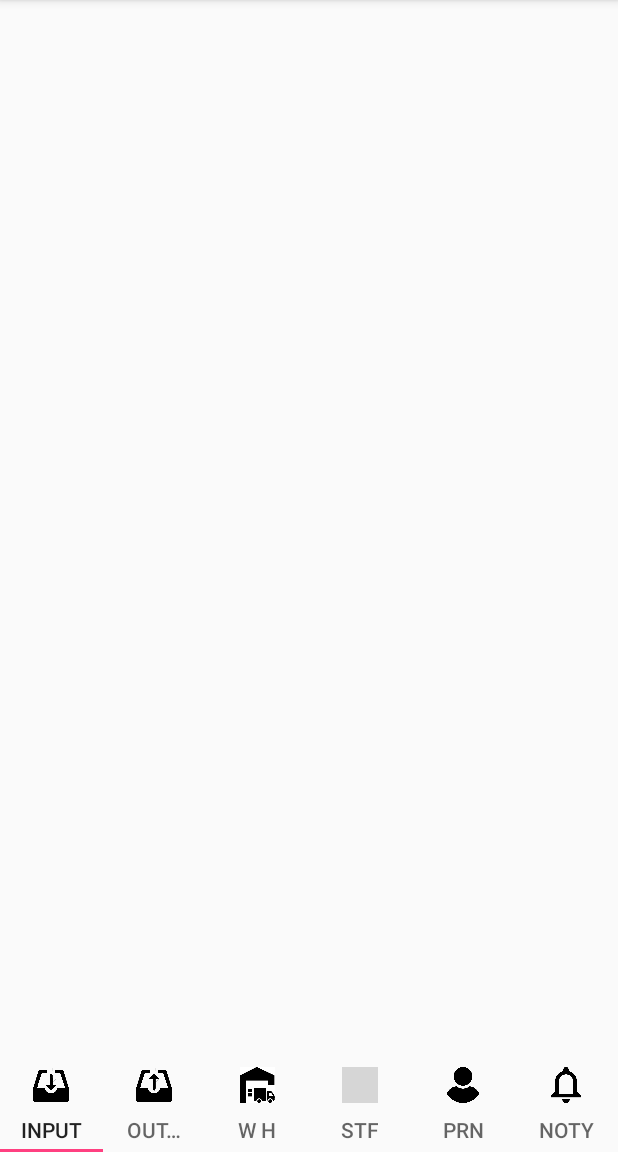
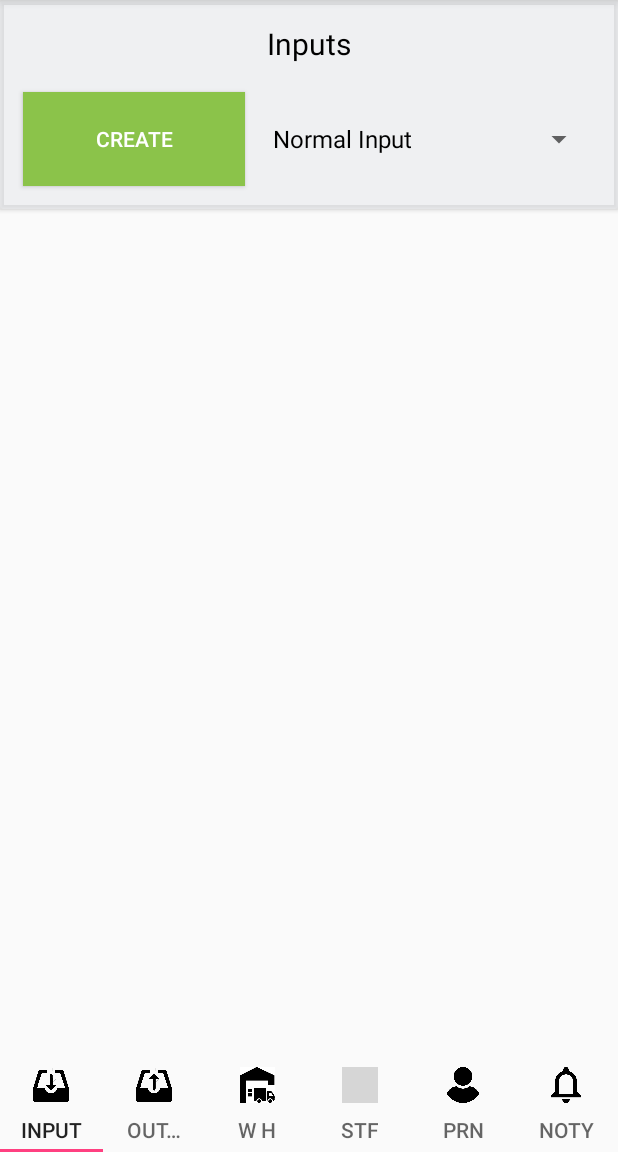
Before and after one commit to PeymanRazi/Climax, an Android app: the Input screen opened directly, with no data from a screen before it, on a phone screen of 412 x 824 dp, the part 84-1236 px from its top. Run offline under Robolectric (Android 15) with nearby library versions, the phone set to English and light mode, and no system bars; grey boxes are pictures that could not be loaded.

Commit message:
1. create input fragment layout 2. update notification fragment layout

```diff
--- a/app/src/main/java/puresoft/org/climax/LoginActivity.java
+++ b/app/src/main/java/puresoft/org/climax/LoginActivity.java
@@ -23,6 +23,7 @@ import puresoft.org.climax.Interfaces.GeneralCallback;
 import puresoft.org.climax.ServerConnection.JsonReceiver;
 import puresoft.org.climax.SharedPreferences.SharedPreference_Auth;
 import puresoft.org.climax.SharedPreferences.SharedPreference_Login;
+import puresoft.org.climax.SharedPreferences.SharedPreferences_Splash;
 
 
 public class LoginActivity extends AppCompatActivity implements GeneralCallback {
@@ -40,6 +41,8 @@ public class LoginActivity extends AppCompatActivity implements GeneralCallback
         getSupportActionBar().setHomeAsUpIndicator(R.drawable.climaxlogo);
         getSupportActionBar().setDisplayHomeAsUpEnabled(true);
 
+        //shared preference of splash
+        Splash();
 
         Login();
         RememberDataLogin();
@@ -143,4 +146,14 @@ public class LoginActivity extends AppCompatActivity implements GeneralCallback
 
     }
 
+
+    //shared preference of splash
+    private void Splash() {
+        SharedPreferences_Splash prefManager = new SharedPreferences_Splash(getApplicationContext());
+        if (prefManager.isFirstTimeLaunch()) {
+            prefManager.setFirstTimeLaunch(false);
+            startActivity(new Intent(LoginActivity.this, Splash_Welcome.class));
+            finish();
+        }
+    }
 }
--- a/app/src/main/java/puresoft/org/climax/MainActivity.java
+++ b/app/src/main/java/puresoft/org/climax/MainActivity.java
@@ -28,10 +28,6 @@ public class MainActivity extends AppCompatActivity implements GeneralCallback {
         getSupportActionBar().setTitle("");
 
 
-        //shared preference of splash
-        Splash();
-
-
         //viewpager set up
         ViewPagerOperation();
 
@@ -51,15 +47,6 @@ public class MainActivity extends AppCompatActivity implements GeneralCallback {
     }
 
 
-    //shared preference of splash
-    private void Splash() {
-        SharedPreferences_Splash prefManager = new SharedPreferences_Splash(getApplicationContext());
-        if (prefManager.isFirstTimeLaunch()) {
-            prefManager.setFirstTimeLaunch(false);
-            startActivity(new Intent(MainActivity.this, Splash_Welcome.class));
-            finish();
-        }
-    }
 
     //viewpager set up
     private void ViewPagerOperation() {
--- a/app/src/main/java/puresoft/org/climax/ViewPagerClasses/Input.java
+++ b/app/src/main/java/puresoft/org/climax/ViewPagerClasses/Input.java
@@ -4,18 +4,22 @@ import android.os.Bundle;
 import android.view.LayoutInflater;
 import android.view.View;
 import android.view.ViewGroup;
-import android.widget.Button;
-
+import android.widget.AdapterView;
+import android.widget.ArrayAdapter;
+import android.widget.Spinner;
 import androidx.annotation.NonNull;
 import androidx.annotation.Nullable;
 import androidx.fragment.app.Fragment;
-
 import puresoft.org.climax.R;
 
-public class Input extends Fragment {
+
+public class Input extends Fragment implements AdapterView.OnItemSelectedListener {
 
 
     View view;
+    Spinner spinner;
+    String[] spinnerArray={"Normal Input","reversal Input","Fiducial Input","Input Type"};
+    ArrayAdapter<String> spinnerAdapter;
 
     @Nullable
     @Override
@@ -23,9 +27,33 @@ public class Input extends Fragment {
 
         view=inflater.inflate(R.layout.fragment_input,container,false);
 
-
+       //spinner setting operations
+        SpinnerOperation();
 
 
         return view;
     }
+
+
+
+    @Override
+    public void onItemSelected(AdapterView<?> parent, View view, int position, long id) {
+
+    }
+
+    @Override
+    public void onNothingSelected(AdapterView<?> parent) {
+
+    }
+
+
+    //spinner setting operations
+    private void SpinnerOperation(){
+        spinner=(Spinner)view.findViewById(R.id.spinner_menu);
+        spinnerAdapter=new ArrayAdapter<String>(getActivity(),R.layout.support_simple_spinner_dropdown_item,spinnerArray);
+        spinner.setAdapter(spinnerAdapter);
+        spinner.setOnItemSelectedListener(this);
+    }
+
+
 }
--- a/app/src/main/res/layout/fragment_input.xml
+++ b/app/src/main/res/layout/fragment_input.xml
@@ -1,7 +1,74 @@
 <?xml version="1.0" encoding="utf-8"?>
-<LinearLayout
-    xmlns:android="http://schemas.android.com/apk/res/android"
+<LinearLayout xmlns:android="http://schemas.android.com/apk/res/android"
     xmlns:app="http://schemas.android.com/apk/res-auto"
-    xmlns:tools="http://schemas.android.com/tools"
     android:layout_width="match_parent"
-    android:layout_height="match_parent"/>
+    android:layout_height="match_parent"
+    android:orientation="vertical">
+
+
+    <androidx.cardview.widget.CardView
+        android:layout_width="match_parent"
+        android:layout_height="0dp"
+        android:layout_marginBottom="10dp"
+        android:layout_weight="0.2"
+        app:cardBackgroundColor="#9EE8EBED"
+        app:cardPreventCornerOverlap="true">
+
+
+        <LinearLayout
+            android:layout_width="match_parent"
+            android:layout_height="match_parent"
+            android:orientation="vertical">
+
+            <TextView
+                android:id="@+id/txt_input"
+                android:layout_width="match_parent"
+                android:layout_height="0dp"
+                android:layout_marginTop="15dp"
+                android:layout_weight="0.3"
+                android:gravity="center_horizontal"
+                android:text="Inputs"
+                android:textAlignment="center"
+                android:textColor="@android:color/black"
+                android:textSize="20dp" />
+
+            <LinearLayout
+                android:layout_width="match_parent"
+                android:layout_height="0dp"
+                android:layout_margin="10dp"
+                android:layout_weight="0.7"
+                android:orientation="horizontal">
+
+                <Button
+                    android:id="@+id/creat_input"
+                    android:layout_width="0dp"
+                    android:layout_height="match_parent"
+                    android:layout_margin="5dp"
+                    android:layout_weight="0.4"
+                    android:background="#8BC34A"
+                    android:text="Create"
+                    android:textColor="@android:color/white" />
+
+                <Spinner
+                    android:id="@+id/spinner_menu"
+                    android:layout_width="0dp"
+                    android:layout_height="match_parent"
+                    android:layout_margin="5dp"
+                    android:layout_weight="0.6"
+                    android:textAlignment="textStart"
+                    android:gravity="start"/>
+
+            </LinearLayout>
+        </LinearLayout>
+
+
+    </androidx.cardview.widget.CardView>
+
+    <androidx.recyclerview.widget.RecyclerView
+        android:id="@+id/recycleNotification"
+        android:layout_width="match_parent"
+        android:layout_height="0dp"
+        android:layout_weight="0.8" />
+
+
+</LinearLayout>
--- a/app/src/main/res/layout/fragment_notification.xml
+++ b/app/src/main/res/layout/fragment_notification.xml
@@ -11,7 +11,6 @@
     <androidx.cardview.widget.CardView
         android:layout_width="match_parent"
         android:layout_height="0dp"
-        android:layout_marginBottom="10dp"
         android:layout_weight="0.2"
         app:cardBackgroundColor="#9EE8EBED"
         app:cardPreventCornerOverlap="true">
@@ -23,10 +22,10 @@
             android:orientation="vertical">
 
             <TextView
-                android:id="@+id/txt_notification_"
+                android:id="@+id/txt_input"
                 android:layout_width="match_parent"
                 android:layout_height="0dp"
-                android:layout_marginTop="25dp"
+                android:layout_marginTop="15dp"
                 android:layout_weight="0.3"
                 android:gravity="center_horizontal"
                 android:text="Notifications"
@@ -42,10 +41,10 @@
                 android:orientation="horizontal">
 
                 <Button
-                    android:id="@+id/read_notificationAll"
+                    android:id="@+id/creat_input"
                     android:layout_width="0dp"
                     android:layout_height="match_parent"
-                    android:layout_margin="10dp"
+                    android:layout_margin="5dp"
                     android:layout_weight="0.5"
                     android:background="@android:color/holo_blue_dark"
                     android:text="Mark All as read"
@@ -55,7 +54,7 @@
                     android:id="@+id/delete_notificationAll"
                     android:layout_width="0dp"
                     android:layout_height="match_parent"
-                    android:layout_margin="10dp"
+                    android:layout_margin="5dp"
                     android:layout_weight="0.5"
                     android:background="@android:color/holo_orange_light"
                     android:text="Delete All"
```
